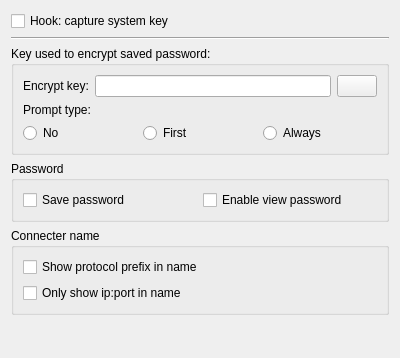
Before: the Qt Designer form Client/FrmParameterClient.ui in KangLin/RabbitRemoteControl, drawn with Qt 5.
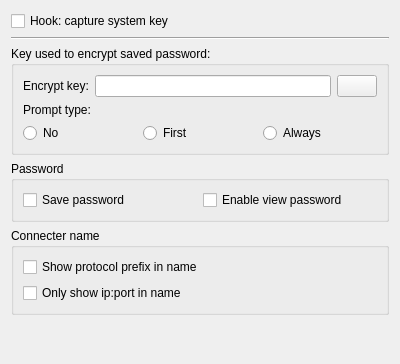
After: the same form once the commit is applied. Icons and pictures are not drawn.

```diff
--- a/Client/FrmParameterClient.ui
+++ b/Client/FrmParameterClient.ui
@@ -7,7 +7,7 @@
     <x>0</x>
     <y>0</y>
     <width>400</width>
-    <height>358</height>
+    <height>364</height>
    </rect>
   </property>
   <property name="windowTitle">
```
Left out of the diff: 12 changed lines with no effect on the pictures.
